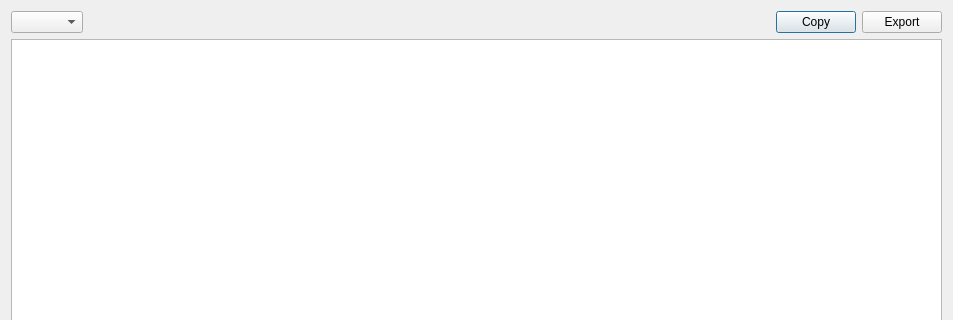
The window that resources/ui/code_generator_dialog.ui (namuan/http-rider) describes before a commit, drawn with Qt 5; both pictures show x 0 to 953 and y 0 to 320 of the 953 by 529 pixel window.
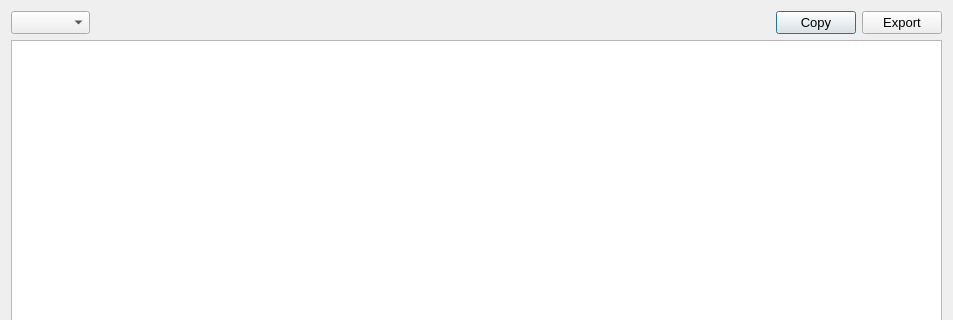
The same window after the commit.

Commit message: [Feature] Added Raw Request/Response rendering [Improv] Refactored more files to absolute imports [Improv] Changed font size to 10

Diff of the .ui file:
```diff
--- a/resources/ui/code_generator_dialog.ui
+++ b/resources/ui/code_generator_dialog.ui
@@ -23,7 +23,13 @@
    <item>
     <layout class="QHBoxLayout" name="horizontalLayout">
      <item>
-      <widget class="QComboBox" name="cmb_exporters"/>
+      <widget class="QComboBox" name="cmb_exporters">
+       <property name="font">
+        <font>
+         <pointsize>10</pointsize>
+        </font>
+       </property>
+      </widget>
      </item>
      <item>
       <spacer name="horizontalSpacer">
@@ -40,6 +46,11 @@
      </item>
      <item>
       <widget class="QPushButton" name="btn_copy_code">
+       <property name="font">
+        <font>
+         <pointsize>10</pointsize>
+        </font>
+       </property>
        <property name="text">
         <string>Copy</string>
        </property>
@@ -47,6 +58,11 @@
      </item>
      <item>
       <widget class="QPushButton" name="btn_export_code">
+       <property name="font">
+        <font>
+         <pointsize>10</pointsize>
+        </font>
+       </property>
        <property name="text">
         <string>Export</string>
        </property>
@@ -56,6 +72,11 @@
    </item>
    <item>
     <widget class="QPlainTextEdit" name="txt_generated_code">
+     <property name="font">
+      <font>
+       <pointsize>10</pointsize>
+      </font>
+     </property>
      <property name="readOnly">
       <bool>false</bool>
      </property>
```
The commit also changes 56 other files.
